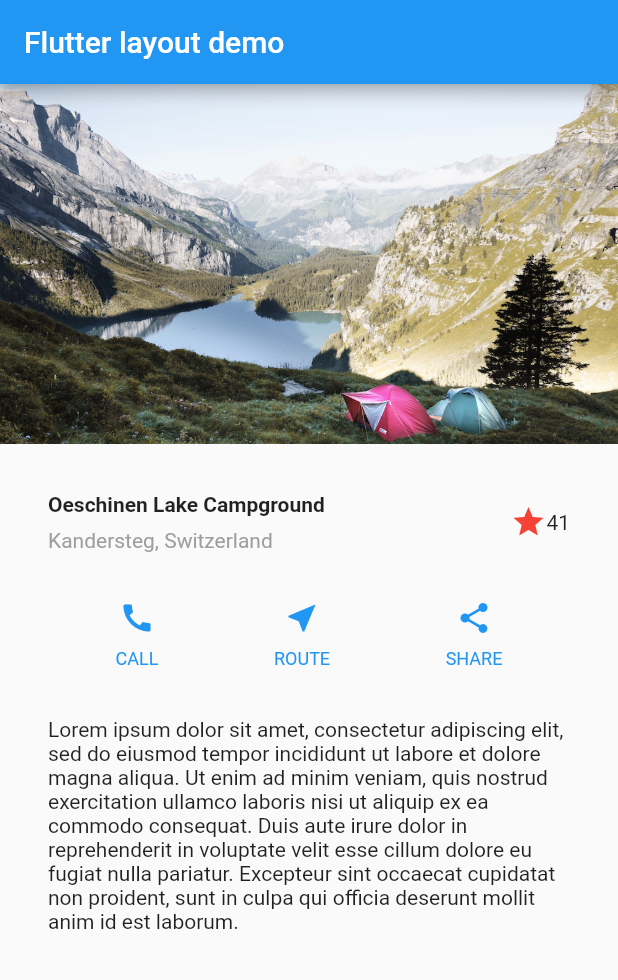
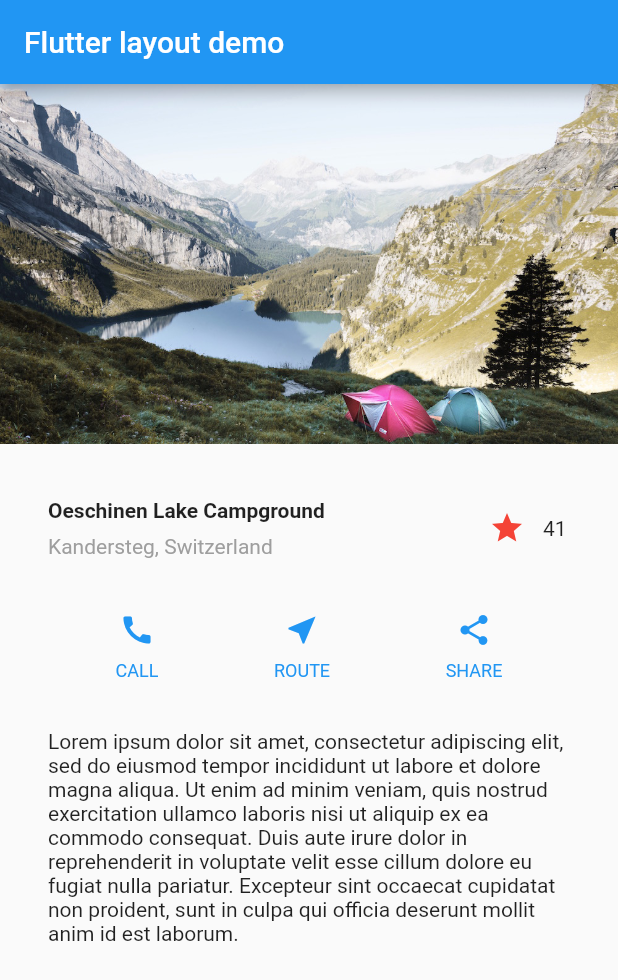
Before and after one commit to BoomPowbep/flutter-ui-tuto, a Flutter app: the screen it shows after launch, on a phone screen of 412 x 824 dp. Shown: the top 980 px of the screen. Run offline on Flutter 3.47's test engine with Material 2 defaults, Android fonts, the phone set to English and light mode, and no system bars.

Commit message:
Add stateful favorite widget

```diff
--- /dev/null
+++ b/lib/FavoriteWidget.dart
@@ -0,0 +1,50 @@
+import 'package:flutter/material.dart';
+
+class FavoriteWidget extends StatefulWidget {
+  @override
+  _FavoriteWidgetState createState() => _FavoriteWidgetState();
+
+
+}
+
+class _FavoriteWidgetState extends State<FavoriteWidget> {
+  bool _isFavorited = true;
+  int _favoriteCount = 41;
+
+  @override
+  Widget build(BuildContext context) {
+
+    return Row(
+      mainAxisSize: MainAxisSize.min,
+      children: [
+        Container(
+          padding: EdgeInsets.all(0),
+          child: IconButton(
+              icon: (_isFavorited ? Icon(Icons.star) : Icon(Icons.star_border)),
+              color: Colors.red[500],
+              onPressed: _toggleFavorite
+          ),
+        ),
+        SizedBox(
+          width: 18,
+          child: Container(
+            child: Text('$_favoriteCount'),
+          ),
+        ),
+      ],
+    );
+  }
+
+  void _toggleFavorite() {
+    setState(() {
+      if(_isFavorited) {
+        _favoriteCount -= 1;
+        _isFavorited = false;
+      }
+      else {
+        _favoriteCount += 1;
+        _isFavorited = true;
+      }
+    });
+  }
+}
--- a/lib/main.dart
+++ b/lib/main.dart
@@ -1,8 +1,17 @@
 import 'package:flutter/material.dart';
 
-void main() => runApp(MyApp());
+import 'FavoriteWidget.dart';
 
 class MyApp extends StatelessWidget {
+
+  Widget imageSection = Image.asset(
+      'images/lake.jpg',
+      width: 600,
+      height: 240,
+      fit: BoxFit.cover
+  );
+
+  /** ******************************************** **/
 
   Widget titleSection = Container(
     padding: const EdgeInsets.all(32),
@@ -33,11 +42,7 @@ class MyApp extends StatelessWidget {
           ),
         ),
         /*3*/
-        Icon(
-          Icons.star,
-          color: Colors.red[500]
-        ),
-        Text('41'),
+        FavoriteWidget(),
       ],
     ),
   );
@@ -100,12 +105,7 @@ class MyApp extends StatelessWidget {
         ),
         body: ListView(
           children: [
-            Image.asset(
-              'images/lake.jpg',
-              width: 600,
-              height: 240,
-              fit: BoxFit.cover
-            ),
+            imageSection,
             titleSection,
             buttonSection,
             textSection,
@@ -115,3 +115,5 @@ class MyApp extends StatelessWidget {
     );
   }
 }
+
+void main() => runApp(MyApp());
```
